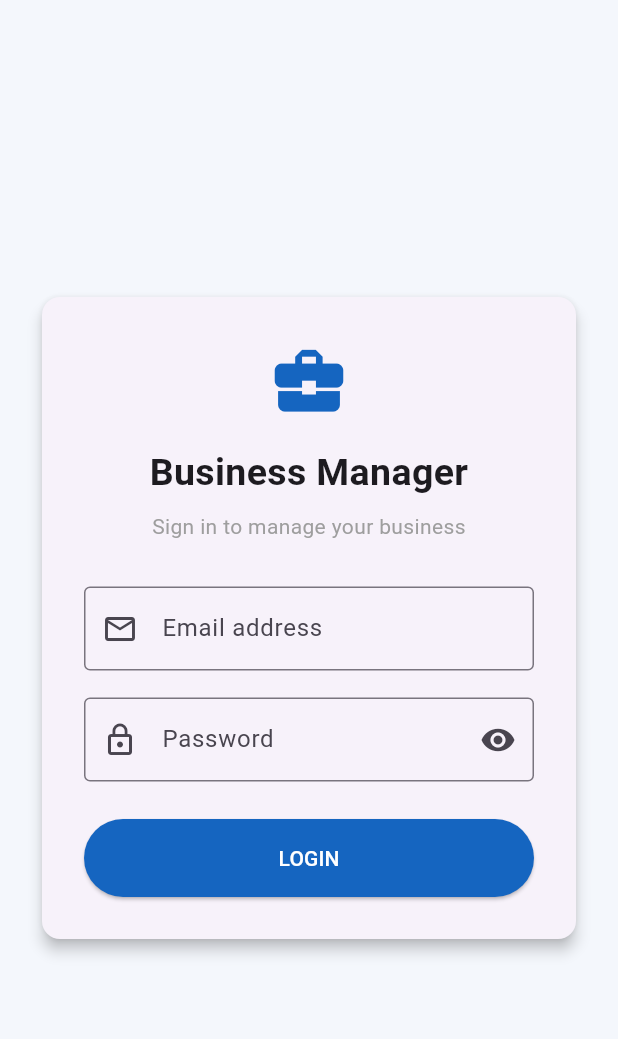
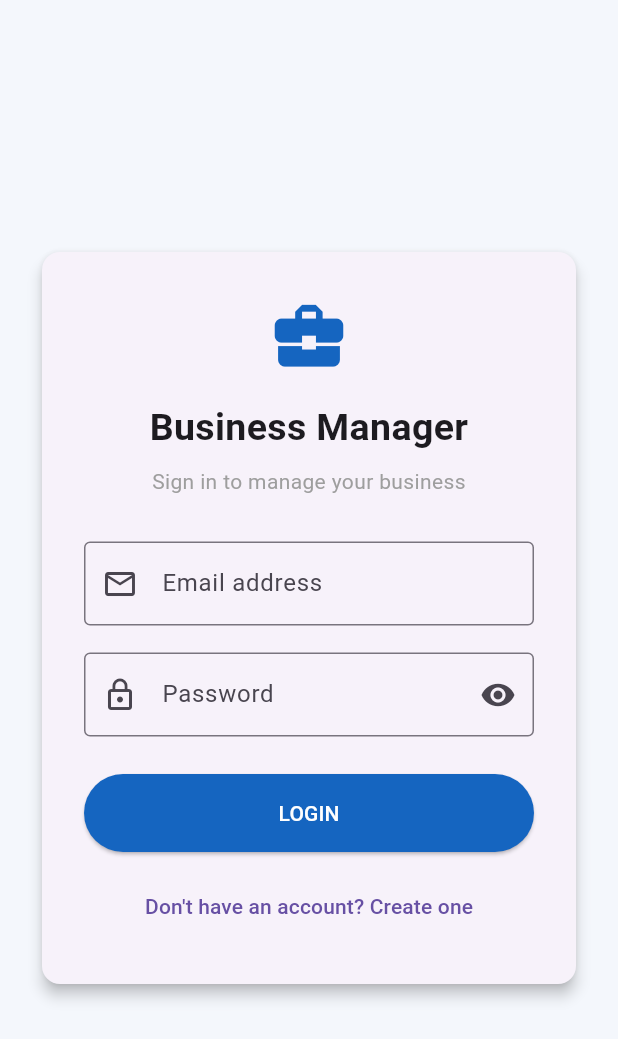
Before and after one commit to Taura56/point-of-sale, a Flutter app: the screen it shows after launch, on a phone screen of 412 x 824 dp. Shown: the top 1039 px of the screen. Run offline on Flutter 3.47's test engine with Material 3 defaults, Android fonts, the phone set to English and light mode, and no system bars; our stand-ins replace flutter_secure_storage.

Commit message:
Add account creation screen

```diff
--- a/frontend/lib/screens/login_screen.dart
+++ b/frontend/lib/screens/login_screen.dart
@@ -1,10 +1,13 @@
 import 'package:flutter/material.dart';
 
 import '../services/auth_service.dart';
+import 'account_creation_screen.dart';
 import 'dashboard_screen.dart';
 
 class LoginScreen extends StatefulWidget {
-  const LoginScreen({super.key});
+  const LoginScreen({super.key, this.initialEmail = ''});
+
+  final String initialEmail;
 
   @override
   State<LoginScreen> createState() => _LoginScreenState();
@@ -13,7 +16,9 @@ class LoginScreen extends StatefulWidget {
 class _LoginScreenState extends State<LoginScreen> {
   final _formKey = GlobalKey<FormState>();
 
-  final _emailController = TextEditingController();
+  late final _emailController = TextEditingController(
+    text: widget.initialEmail,
+  );
   final _passwordController = TextEditingController();
 
   bool _isLoading = false;
@@ -165,6 +170,19 @@ class _LoginScreenState extends State<LoginScreen> {
                               )
                             : const Text('LOGIN'),
                       ),
+                      const SizedBox(height: 12),
+                      TextButton(
+                        onPressed: () {
+                          Navigator.push(
+                            context,
+                            MaterialPageRoute(
+                              builder: (context) =>
+                                  const AccountCreationScreen(),
+                            ),
+                          );
+                        },
+                        child: const Text("Don't have an account? Create one"),
+                      ),
                     ],
                   ),
                 ),
--- a/frontend/lib/services/auth_service.dart
+++ b/frontend/lib/services/auth_service.dart
@@ -3,6 +3,24 @@ import 'token_service.dart';
 import '../config/api_config.dart';
 
 class AuthService {
+  static Future<void> register({
+    required String fullName,
+    required String email,
+    required String password,
+    required String businessName,
+    required String businessType,
+    String? phone,
+  }) async {
+    await ApiService.post(ApiConfig.registerEndpoint, {
+      'fullName': fullName,
+      'email': email,
+      'password': password,
+      'businessName': businessName,
+      'businessType': businessType,
+      if (phone != null && phone.isNotEmpty) 'phone': phone,
+    });
+  }
+
   static Future<Map<String, dynamic>> login({
     required String email,
     required String password,
```
Also changed, not shown: 1 other file.
